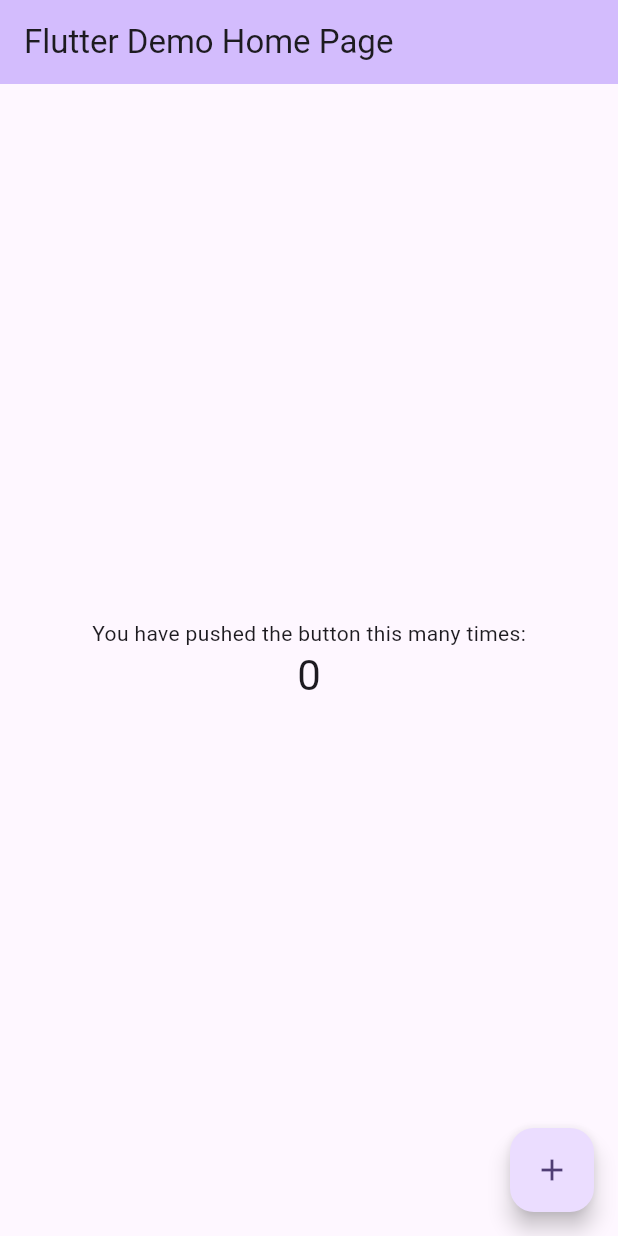
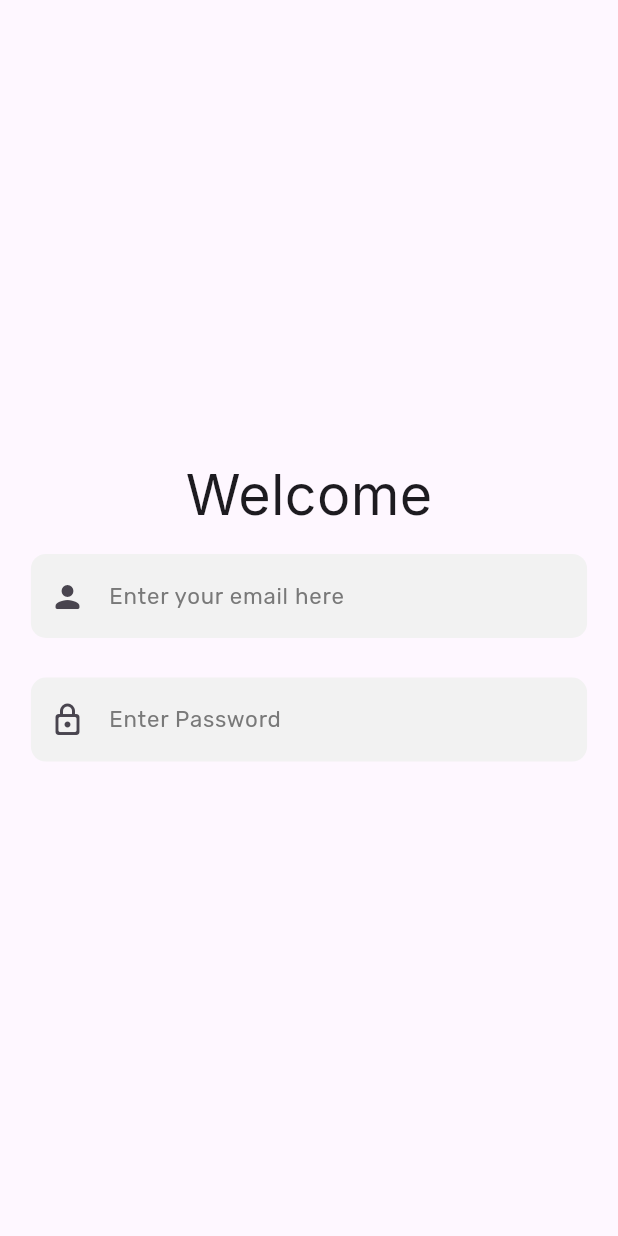
Before and after one commit to amr882/chat_app, a Flutter app: the screen it shows after launch, on a phone screen of 412 x 824 dp. Run offline on Flutter 3.47's test engine with Material 3 defaults, Android fonts, the phone set to English and light mode, and no system bars; our stand-ins replace firebase_auth, firebase_core, google_fonts, sizer; accounts and stored records are empty; generated files the repository leaves out were written again.

Commit message:
getting statred by adding log in ui and frebase services of auth

```diff
--- a/analysis_options.yaml
+++ b/analysis_options.yaml
@@ -7,6 +7,9 @@
 
 # The following line activates a set of recommended lints for Flutter apps,
 # packages, and plugins designed to encourage good coding practices.
+analyzer:
+  errors:
+    avoid_print: ignore
 include: package:flutter_lints/flutter.yaml
 
 linter:
--- /dev/null
+++ b/lib/auth/log_in.dart
@@ -0,0 +1,70 @@
+import 'package:chat_app/widgets/text_field.dart';
+import 'package:flutter/material.dart';
+import 'package:google_fonts/google_fonts.dart';
+import 'package:sizer/sizer.dart';
+
+class LogIn extends StatefulWidget {
+  const LogIn({super.key});
+
+  @override
+  State<LogIn> createState() => _LogInState();
+}
+
+class _LogInState extends State<LogIn> {
+  // controllers
+  TextEditingController emailController = TextEditingController();
+  TextEditingController passwordController = TextEditingController();
+
+  //keys
+  GlobalKey<FormState> emailFormState = GlobalKey();
+  GlobalKey<FormState> passwordFormState = GlobalKey();
+
+  @override
+  Widget build(BuildContext context) {
+    return Scaffold(
+      body: Center(
+        child: Column(
+          mainAxisAlignment: MainAxisAlignment.center,
+          children: [
+            Text("Welcome", style: GoogleFonts.inter(fontSize: 9.w)),
+            CustomTextField(
+              formState: emailFormState,
+              obscureText: false,
+              controller: emailController,
+              textInputType: TextInputType.emailAddress,
+              hintText: 'Enter your email here',
+              prefixIcon: Icon(Icons.person_rounded),
+              validator: (value) {
+                if (value!.isEmpty) {
+                  return 'not valid.';
+                }
+                if (!RegExp(
+                  "^[a-zA-Z0-9+_.-]+@[a-zA-Z0-9.-]+.[a-z]",
+                ).hasMatch(value)) {
+                  return 'enter valid email';
+                }
+                return null;
+              },
+            ),
+
+            // password
+            CustomTextField(
+              formState: passwordFormState,
+              obscureText: true,
+              controller: passwordController,
+              textInputType: TextInputType.name,
+              hintText: 'Enter Password',
+              prefixIcon: Icon(Icons.lock_outline_rounded),
+              validator: (value) {
+                if (value!.isEmpty) {
+                  return 'not valid.';
+                }
+                return null;
+              },
+            ),
+          ],
+        ),
+      ),
+    );
+  }
+}
--- /dev/null
+++ b/lib/auth/services/auth_services.dart
@@ -0,0 +1,47 @@
+import 'package:firebase_auth/firebase_auth.dart';
+
+class AuthServices {
+  final FirebaseAuth _firebaseAuth = FirebaseAuth.instance;
+  // create account
+
+  Future<void> createAccount(String emailAddress, String password) async {
+    try {
+      await _firebaseAuth.createUserWithEmailAndPassword(
+        email: emailAddress,
+        password: password,
+      );
+    } on FirebaseAuthException catch (e) {
+      if (e.code == 'weak-password') {
+        print('The password provided is too weak.');
+      } else if (e.code == 'email-already-in-use') {
+        print('The account already exists for that email.');
+      }
+    } catch (e) {
+      print(e);
+    }
+  }
+
+  // sign in
+  Future<void> signInWithEmailAndPassword(
+    String emailAddress,
+    String password,
+  ) async {
+    try {
+      await FirebaseAuth.instance.signInWithEmailAndPassword(
+        email: emailAddress,
+        password: password,
+      );
+    } on FirebaseAuthException catch (e) {
+      if (e.code == 'user-not-found') {
+        print('No user found for that email.');
+      } else if (e.code == 'wrong-password') {
+        print('Wrong password provided for that user.');
+      }
+    }
+  }
+
+  // sign out
+  Future signOut() async {
+    await FirebaseAuth.instance.signOut();
+  }
+}
--- a/lib/main.dart
+++ b/lib/main.dart
@@ -1,122 +1,48 @@
+import 'package:chat_app/auth/log_in.dart';
+import 'package:chat_app/firebase_options.dart';
+import 'package:chat_app/view/home_page.dart';
+import 'package:firebase_auth/firebase_auth.dart';
+import 'package:firebase_core/firebase_core.dart';
 import 'package:flutter/material.dart';
+import 'package:sizer/sizer.dart';
 
-void main() {
+void main() async {
+  WidgetsFlutterBinding.ensureInitialized();
+  await Firebase.initializeApp(options: DefaultFirebaseOptions.currentPlatform);
   runApp(const MyApp());
 }
 
-class MyApp extends StatelessWidget {
+class MyApp extends StatefulWidget {
   const MyApp({super.key});
 
-  // This widget is the root of your application.
   @override
-  Widget build(BuildContext context) {
-    return MaterialApp(
-      title: 'Flutter Demo',
-      theme: ThemeData(
-        // This is the theme of your application.
-        //
-        // TRY THIS: Try running your application with "flutter run". You'll see
-        // the application has a purple toolbar. Then, without quitting the app,
-        // try changing the seedColor in the colorScheme below to Colors.green
-        // and then invoke "hot reload" (save your changes or press the "hot
-        // reload" button in a Flutter-supported IDE, or press "r" if you used
-        // the command line to start the app).
-        //
-        // Notice that the counter didn't reset back to zero; the application
-        // state is not lost during the reload. To reset the state, use hot
-        // restart instead.
-        //
-        // This works for code too, not just values: Most code changes can be
-        // tested with just a hot reload.
-        colorScheme: ColorScheme.fromSeed(seedColor: Colors.deepPurple),
-      ),
-      home: const MyHomePage(title: 'Flutter Demo Home Page'),
-    );
-  }
+  State<MyApp> createState() => _MyAppState();
 }
 
-class MyHomePage extends StatefulWidget {
-  const MyHomePage({super.key, required this.title});
+class _MyAppState extends State<MyApp> {
+  @override
+  void initState() {
+    FirebaseAuth.instance.authStateChanges().listen((User? user) {
+      if (user == null) {
+        print('User is currently signed out!');
+      } else {
+        print('User is signed in!');
+      }
+    });
 
-  // This widget is the home page of your application. It is stateful, meaning
-  // that it has a State object (defined below) that contains fields that affect
-  // how it looks.
-
-  // This class is the configuration for the state. It holds the values (in this
-  // case the title) provided by the parent (in this case the App widget) and
-  // used by the build method of the State. Fields in a Widget subclass are
-  // always marked "final".
-
-  final String title;
-
-  @override
-  State<MyHomePage> createState() => _MyHomePageState();
-}
-
-class _MyHomePageState extends State<MyHomePage> {
-  int _counter = 0;
-
-  void _incrementCounter() {
-    setState(() {
-      // This call to setState tells the Flutter framework that something has
-      // changed in this State, which causes it to rerun the build method below
-      // so that the display can reflect the updated values. If we changed
-      // _counter without calling setState(), then the build method would not be
-      // called again, and so nothing would appear to happen.
-      _counter++;
-    });
+    super.initState();
   }
 
   @override
   Widget build(BuildContext context) {
-    // This method is rerun every time setState is called, for instance as done
-    // by the _incrementCounter method above.
-    //
-    // The Flutter framework has been optimized to make rerunning build methods
-    // fast, so that you can just rebuild anything that needs updating rather
-    // than having to individually change instances of widgets.
-    return Scaffold(
-      appBar: AppBar(
-        // TRY THIS: Try changing the color here to a specific color (to
-        // Colors.amber, perhaps?) and trigger a hot reload to see the AppBar
-        // change color while the other colors stay the same.
-        backgroundColor: Theme.of(context).colorScheme.inversePrimary,
-        // Here we take the value from the MyHomePage object that was created by
-        // the App.build method, and use it to set our appbar title.
-        title: Text(widget.title),
-      ),
-      body: Center(
-        // Center is a layout widget. It takes a single child and positions it
-        // in the middle of the parent.
-        child: Column(
-          // Column is also a layout widget. It takes a list of children and
-          // arranges them vertically. By default, it sizes itself to fit its
-          // children horizontally, and tries to be as tall as its parent.
-          //
-          // Column has various properties to control how it sizes itself and
-          // how it positions its children. Here we use mainAxisAlignment to
-          // center the children vertically; the main axis here is the vertical
-          // axis because Columns are vertical (the cross axis would be
-          // horizontal).
-          //
-          // TRY THIS: Invoke "debug painting" (choose the "Toggle Debug Paint"
-          // action in the IDE, or press "p" in the console), to see the
-          // wireframe for each widget.
-          mainAxisAlignment: MainAxisAlignment.center,
-          children: <Widget>[
-            const Text('You have pushed the button this many times:'),
-            Text(
-              '$_counter',
-              style: Theme.of(context).textTheme.headlineMedium,
-            ),
-          ],
-        ),
-      ),
-      floatingActionButton: FloatingActionButton(
-        onPressed: _incrementCounter,
-        tooltip: 'Increment',
-        child: const Icon(Icons.add),
-      ), // This trailing comma makes auto-formatting nicer for build methods.
+    return Sizer(
+      builder: (context, orientation, deviceType) {
+        return MaterialApp(
+          debugShowCheckedModeBanner: false,
+          home:
+              FirebaseAuth.instance.currentUser == null ? LogIn() : HomePage(),
+        );
+      },
     );
   }
 }
--- /dev/null
+++ b/lib/view/home_page.dart
@@ -0,0 +1,10 @@
+import 'package:flutter/material.dart';
+
+class HomePage extends StatelessWidget {
+  const HomePage({super.key});
+
+  @override
+  Widget build(BuildContext context) {
+    return Scaffold();
+  }
+}
--- /dev/null
+++ b/lib/widgets/text_field.dart
@@ -0,0 +1,78 @@
+import 'package:flutter/material.dart';
+import 'package:google_fonts/google_fonts.dart';
+import 'package:sizer/sizer.dart';
+
+class CustomTextField extends StatefulWidget {
+  final Key formState;
+  final bool obscureText;
+  final TextEditingController controller;
+  final TextInputType textInputType;
+  final String hintText;
+  final String? Function(String?)? validator;
+  final Widget? prefixIcon;
+  final Widget? suffixIcon;
+  const CustomTextField({
+    super.key,
+    required this.formState,
+    required this.obscureText,
+    required this.controller,
+    required this.textInputType,
+    required this.hintText,
+    this.validator,
+    this.prefixIcon,
+    this.suffixIcon,
+  });
+
+  @override
+  State<CustomTextField> createState() => _CustomTextFieldState();
+}
+
+class _CustomTextFieldState extends State<CustomTextField> {
+  @override
+  Widget build(BuildContext context) {
+    return Form(
+      key: widget.formState,
+      child: Padding(
+        padding: EdgeInsets.symmetric(horizontal: 5.w, vertical: 1.6.h),
+        child: TextFormField(
+          style: GoogleFonts.rubik(color: Colors.white),
+          cursorColor: Colors.black,
+          obscureText: widget.obscureText,
+          controller: widget.controller,
+          keyboardType: widget.textInputType,
+          decoration: InputDecoration(
+            suffixIcon: widget.suffixIcon,
+            prefixIcon: Container(
+              padding: EdgeInsets.all(1.5.h),
+              height: 2.h,
+              width: 4.w,
+              child: widget.prefixIcon,
+            ),
+            filled: true,
+            fillColor: Color(0xfff2f2f2),
+            hintStyle: TextStyle(
+              color: Color(0xff797979),
+              fontWeight: FontWeight.w400,
+              fontSize: 1.8.h,
+            ),
+            border: OutlineInputBorder(),
+
+            // focused
+            focusedBorder: OutlineInputBorder(
+              borderRadius: BorderRadius.all(Radius.circular(10)),
+              borderSide: BorderSide(color: Colors.transparent),
+            ),
+
+            // unfocused
+            enabledBorder: const OutlineInputBorder(
+              borderRadius: BorderRadius.all(Radius.circular(10)),
+              borderSide: BorderSide(color: Colors.transparent),
+            ),
+            hintText: widget.hintText,
+          ),
+          validator: widget.validator,
+        ),
+      ),
+    );
+  }
+}
--- a/pubspec.yaml
+++ b/pubspec.yaml
@@ -35,6 +35,10 @@ dependencies:
   # Use with the CupertinoIcons class for iOS style icons.
   cupertino_icons: ^1.0.8
   firebase_core: ^3.12.1
+  firebase_auth: ^5.5.1
+  cloud_firestore: ^5.6.5
+  sizer: ^3.0.5
+  google_fonts: ^6.2.1
 
 dev_dependencies:
   flutter_test:
```
Also changed, not shown: pubspec.lock, 5 other files.
